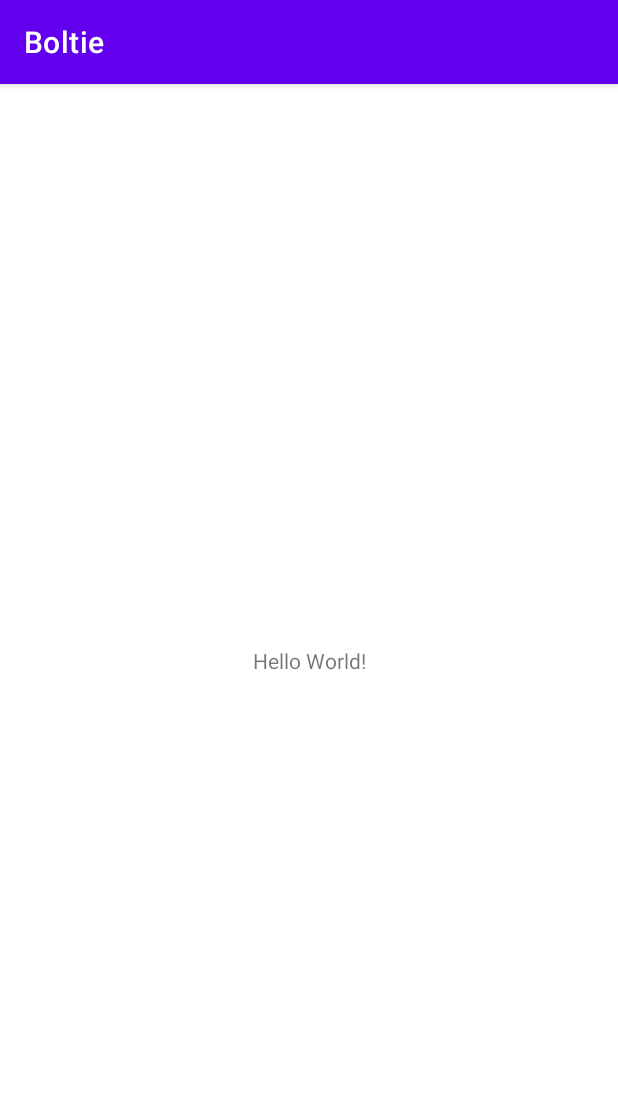
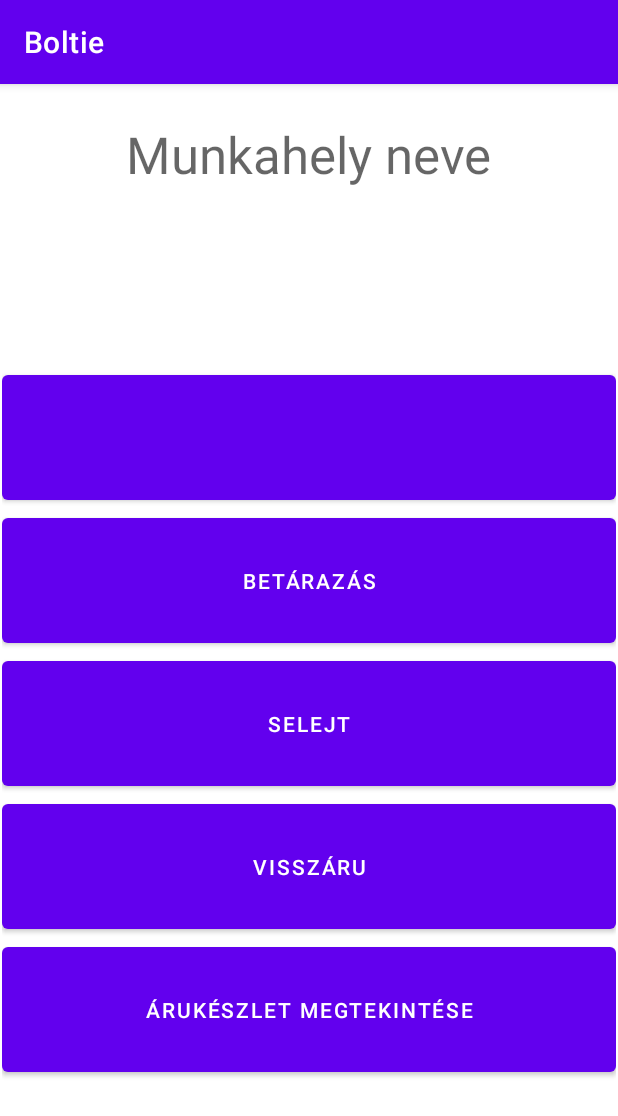
Before and after one commit to awrpad/Boltie-MSZR_HF, an Android app: the screen it shows after launch (FunctionSelectActivity), on a phone screen of 412 x 824 dp. Shown: the top 1116 px of the screen. Run offline under Robolectric (Android 15) with nearby library versions, the phone set to English and light mode, and no system bars.

Commit message:
Made Function select screen's skeleton

```diff
--- a/app/src/main/res/layout/activity_function_select.xml
+++ b/app/src/main/res/layout/activity_function_select.xml
@@ -7,12 +7,64 @@
     tools:context=".FunctionSelectActivity">
 
     <TextView
+        android:id="@+id/tvPlaceName"
         android:layout_width="wrap_content"
         android:layout_height="wrap_content"
-        android:text="Hello World!"
-        app:layout_constraintBottom_toBottomOf="parent"
-        app:layout_constraintLeft_toLeftOf="parent"
-        app:layout_constraintRight_toRightOf="parent"
+        android:layout_marginStart="8dp"
+        android:layout_marginTop="24dp"
+        android:layout_marginEnd="8dp"
+        android:text="@string/workplace_name"
+        android:textAppearance="@style/TextAppearance.AppCompat.Display1"
+        app:layout_constraintEnd_toEndOf="parent"
+        app:layout_constraintStart_toStartOf="parent"
         app:layout_constraintTop_toTopOf="parent" />
 
+    <LinearLayout
+        android:layout_width="409dp"
+        android:layout_height="0dp"
+        android:layout_marginTop="24dp"
+        android:layout_marginBottom="8dp"
+        android:gravity="center"
+        android:orientation="vertical"
+        app:layout_constraintBottom_toBottomOf="parent"
+        app:layout_constraintEnd_toEndOf="parent"
+        app:layout_constraintStart_toStartOf="parent"
+        app:layout_constraintTop_toBottomOf="@+id/tvPlaceName">
+
+        <Button
+            android:id="@+id/btnSell"
+            android:layout_width="match_parent"
+            android:layout_height="wrap_content"
+            android:padding="32dp"
+            tools:text="@string/sale" />
+
+        <Button
+            android:id="@+id/btnRestock"
+            android:layout_width="match_parent"
+            android:layout_height="wrap_content"
+            android:padding="32dp"
+            android:text="@string/restock" />
+
+        <Button
+            android:id="@+id/btnWaste"
+            android:layout_width="match_parent"
+            android:layout_height="wrap_content"
+            android:padding="32dp"
+            android:text="@string/waste" />
+
+        <Button
+            android:id="@+id/btnBuyBack"
+            android:layout_width="match_parent"
+            android:layout_height="wrap_content"
+            android:padding="32dp"
+            android:text="@string/buy_back" />
+
+        <Button
+            android:id="@+id/btnSeeStock"
+            android:layout_width="match_parent"
+            android:layout_height="wrap_content"
+            android:padding="32dp"
+            android:text="@string/see_stock" />
+    </LinearLayout>
+
 </androidx.constraintlayout.widget.ConstraintLayout>
--- a/app/src/main/res/values/strings.xml
+++ b/app/src/main/res/values/strings.xml
@@ -1,4 +1,10 @@
 <resources>
     <string name="app_name">Boltie</string>
     <string name="login">Bejelentkezés</string>
+    <string name="workplace_name">Munkahely neve</string>
+    <string name="sale">Eladás</string>
+    <string name="restock">Betárazás</string>
+    <string name="waste">Selejt</string>
+    <string name="buy_back">Visszáru</string>
+    <string name="see_stock">Árukészlet megtekintése</string>
 </resources>
```
